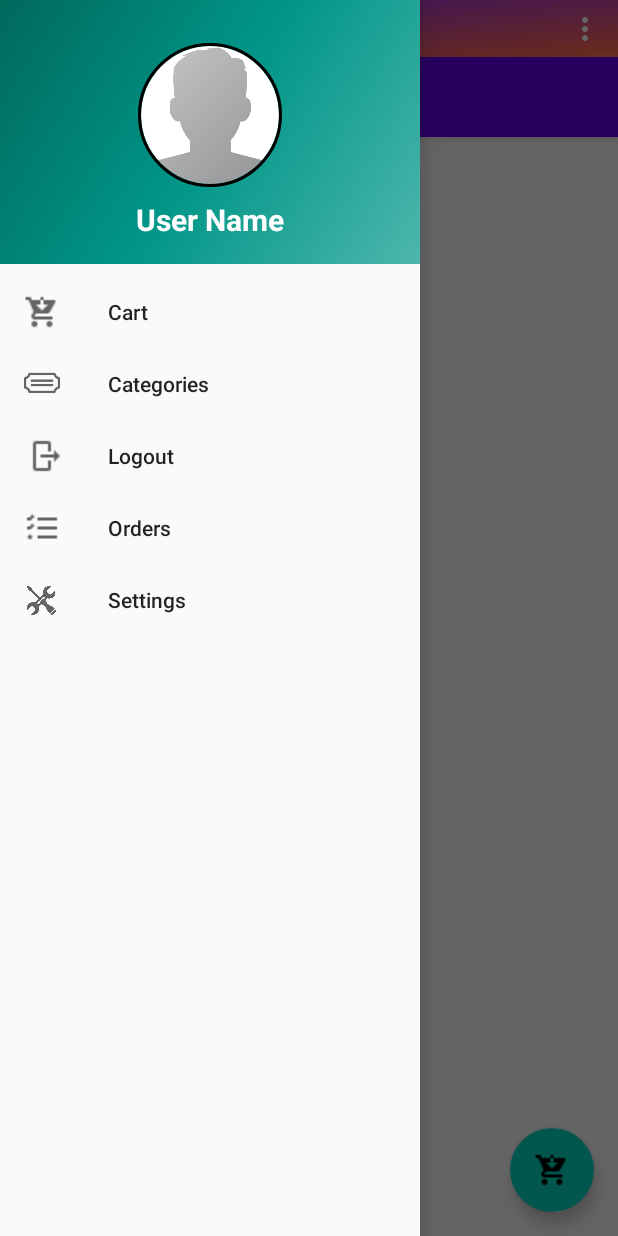
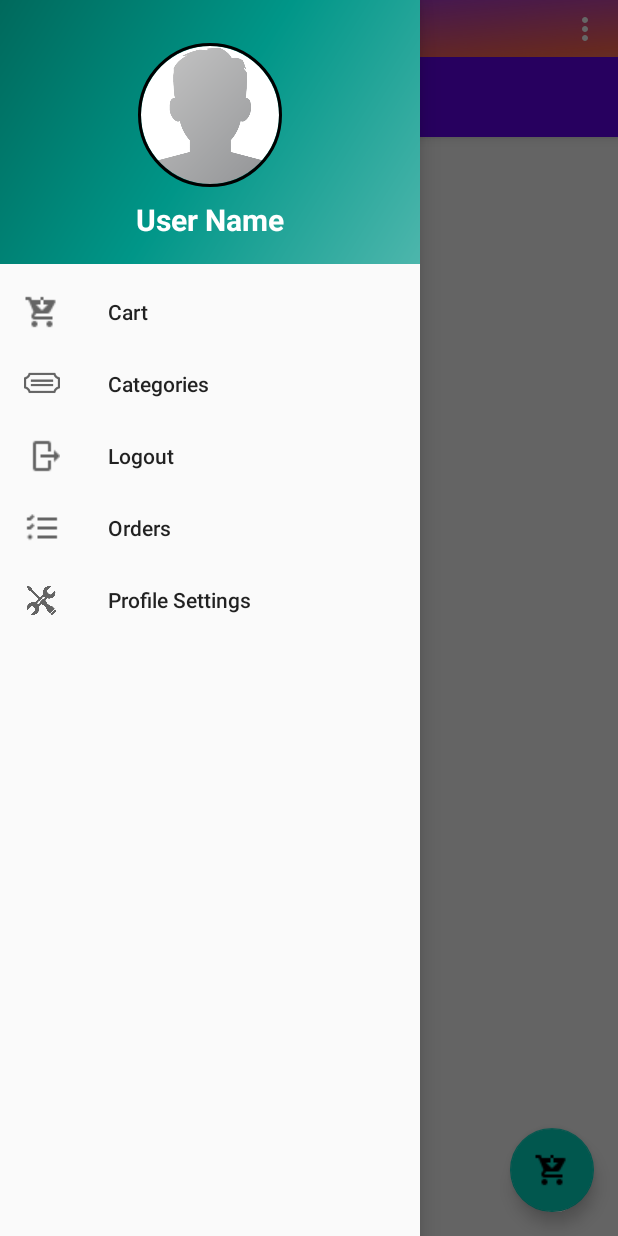
Before and after one commit to janakachinthana/eCommerce-App, an Android app: the HomeActivity screen opened directly, with no data from a screen before it, with the side drawer open, on a phone screen of 412 x 824 dp. Run offline under Robolectric (Android 15) with nearby library versions, the phone set to English and light mode, and no system bars; our stand-ins replace CircleImageView, Firebase (no records; nobody signed in at launch, a user with empty details on screens opened directly), Picasso, navigation-ui; libraries missing offline, so code that uses them is left out: io.paperdb; 3 statements that could not run were skipped.

```diff
--- a/app/src/main/res/menu/activity_home_drawer.xml
+++ b/app/src/main/res/menu/activity_home_drawer.xml
@@ -25,6 +25,6 @@
         <item
             android:id="@+id/nav_settings"
             android:icon="@drawable/setting"
-            android:title="Settings" />
+            android:title="Profile Settings" />
     </group>
 </menu>
```
